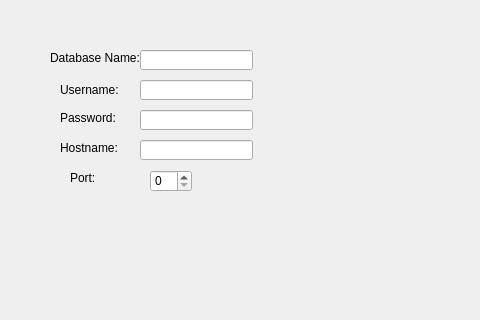
Vipheak/College-Manager, file src/ui/dbconfig.ui: the form before one commit; both pictures show x 0 to 480 and y 0 to 320 of the 480 by 640 pixel window.
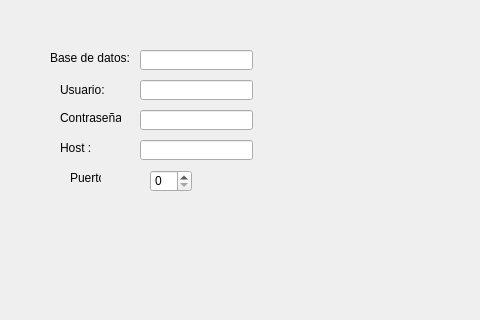
The form after the commit.

```diff
--- a/src/ui/dbconfig.ui
+++ b/src/ui/dbconfig.ui
@@ -29,7 +29,7 @@
     </rect>
    </property>
    <property name="text">
-    <string>Database Name:</string>
+    <string>Base de datos:</string>
    </property>
   </widget>
   <widget class="QLabel" name="ul">
@@ -42,7 +42,7 @@
     </rect>
    </property>
    <property name="text">
-    <string>Username:</string>
+    <string>Usuario:</string>
    </property>
   </widget>
   <widget class="QLabel" name="pl">
@@ -55,7 +55,7 @@
     </rect>
    </property>
    <property name="text">
-    <string>Password:</string>
+    <string>Contraseña:</string>
    </property>
   </widget>
   <widget class="QLabel" name="hnl">
@@ -68,7 +68,7 @@
     </rect>
    </property>
    <property name="text">
-    <string>Hostname:</string>
+    <string>Host :</string>
    </property>
   </widget>
   <widget class="QLabel" name="pl_2">
@@ -81,7 +81,7 @@
     </rect>
    </property>
    <property name="text">
-    <string>Port:</string>
+    <string>Puerto:</string>
    </property>
   </widget>
   <widget class="QLineEdit" name="dbName">
```
